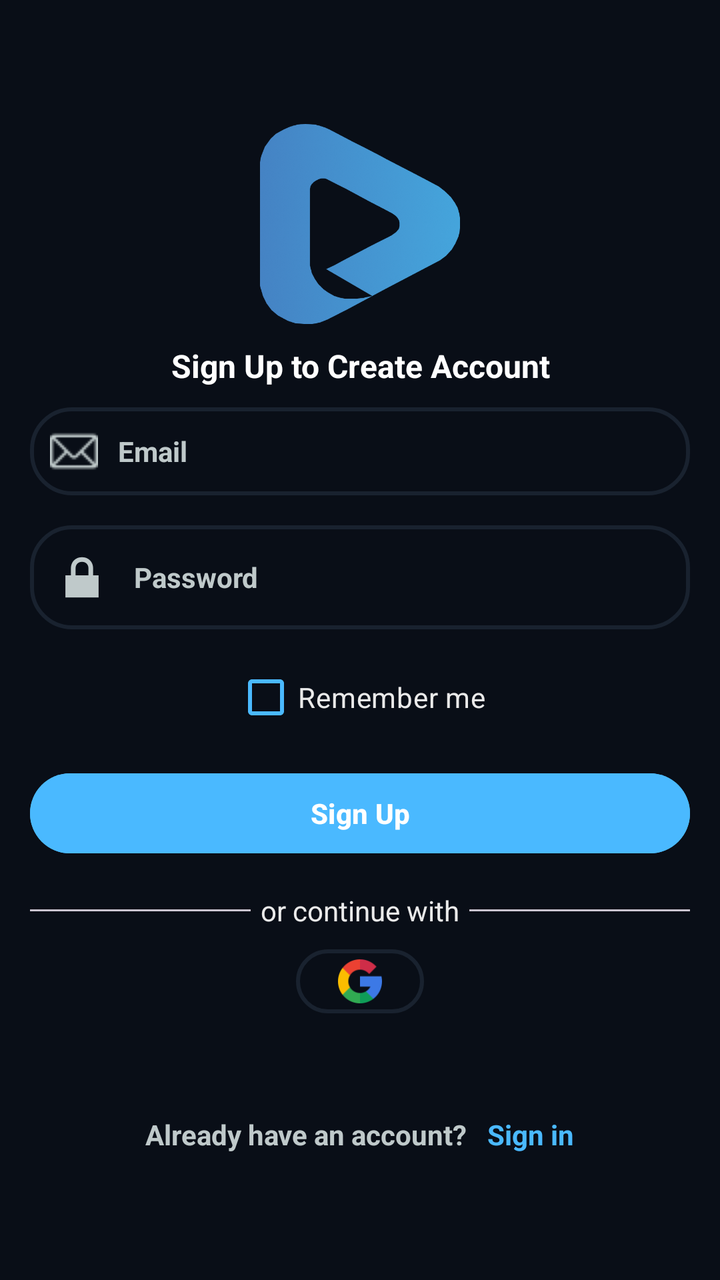
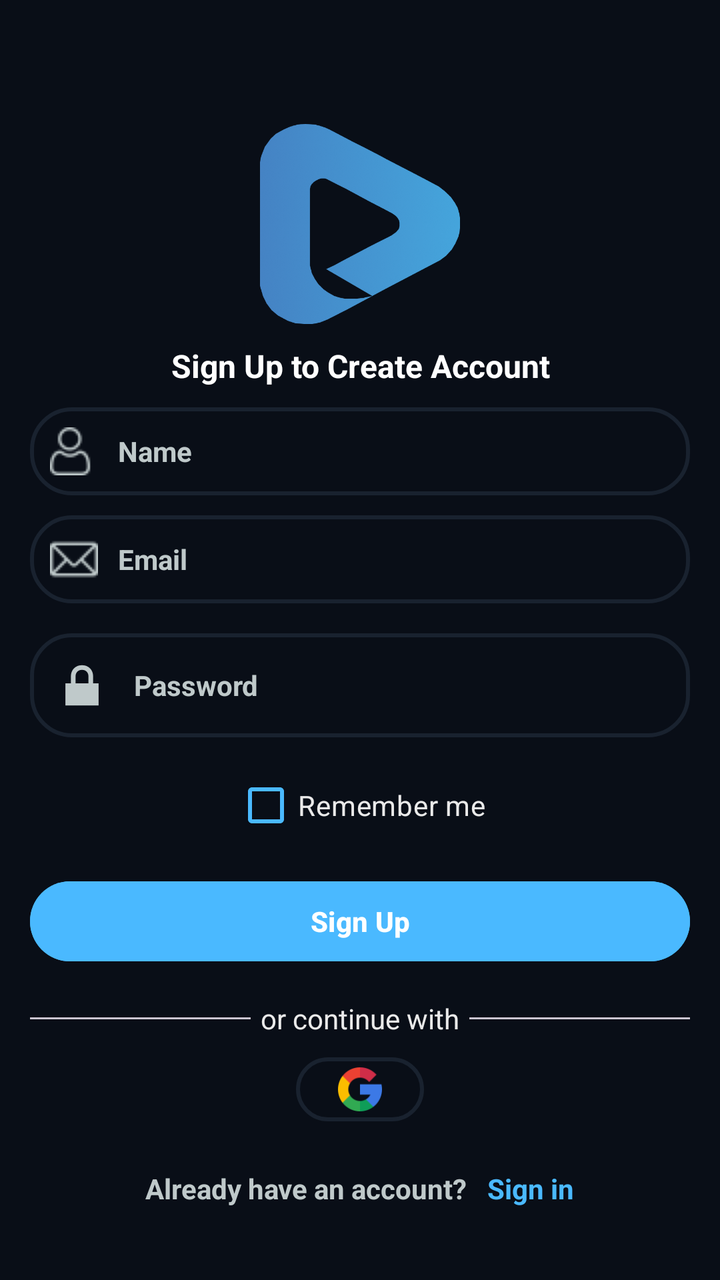

Before-and-after screenshots of an Android layout around one commit, followed by the original layout XML and the change that was made.
<!-- AndroidManifest.xml: application theme Theme.StreamingApp -->
<!-- res/layout/fragment_sign_up.xml -->
<?xml version="1.0" encoding="utf-8"?>
<androidx.constraintlayout.widget.ConstraintLayout xmlns:android="http://schemas.android.com/apk/res/android"
    xmlns:app="http://schemas.android.com/apk/res-auto"
    xmlns:tools="http://schemas.android.com/tools"
    android:id="@+id/main"
    android:layout_width="match_parent"
    android:layout_height="match_parent"
    android:background="@color/blmain"
    tools:context=".presentation.view.SignUpFragment">

    <androidx.constraintlayout.widget.Guideline
        android:id="@+id/mainglTop"
        android:layout_width="wrap_content"
        android:layout_height="wrap_content"
        android:orientation="horizontal"
        app:layout_constraintGuide_percent="0.02" />

    <androidx.constraintlayout.widget.Guideline
        android:id="@+id/mainglBottom"
        android:layout_width="wrap_content"
        android:layout_height="wrap_content"
        android:orientation="horizontal"
        app:layout_constraintGuide_percent="0.98" />

    <androidx.constraintlayout.widget.Guideline
        android:id="@+id/mainglLeft"
        android:layout_width="wrap_content"
        android:layout_height="wrap_content"
        android:orientation="vertical"
        app:layout_constraintGuide_percent="0.02" />

    <androidx.constraintlayout.widget.Guideline
        android:id="@+id/mainglRight"
        android:layout_width="wrap_content"
        android:layout_height="wrap_content"
        android:orientation="vertical"
        app:layout_constraintGuide_percent="0.98" />



    <ImageView
        android:id="@+id/ivLogo"
        android:layout_width="@dimen/dimens_100"
        android:layout_height="@dimen/dimens_100"
        android:layout_margin="10dp"
        android:src="@drawable/tvlogo512px"
        app:layout_constraintVertical_bias="0.1"
        app:layout_constraintTop_toTopOf="parent"
        app:layout_constraintStart_toStartOf="parent"
        app:layout_constraintEnd_toEndOf="parent"
        app:layout_constraintBottom_toBottomOf="parent"
        />

    <TextView
        android:id="@+id/tvTitle"
        android:layout_width="match_parent"
        android:layout_height="wrap_content"
        android:gravity="center"
        android:layout_margin="10dp"
        android:lineSpacingExtra="10dp"
        android:text="Sign Up to Create Account"
        android:textSize="16sp"
        android:textColor="@color/white"
        android:textStyle="bold"
        app:layout_constraintStart_toStartOf="parent"
        app:layout_constraintEnd_toEndOf="parent"
        app:layout_constraintTop_toBottomOf="@+id/ivLogo"
        />





    <EditText
        android:id="@+id/emailEdt"
        android:layout_width="match_parent"
        android:layout_height="wrap_content"
        android:layout_marginTop="10dp"
        android:layout_marginStart="15dp"
        android:layout_marginEnd="15dp"
        android:textStyle="bold"
        android:gravity="start|center"
        android:inputType="textEmailAddress"
        android:textColor="@color/white"
        android:textSize="14sp"
        android:padding="10dp"
        android:hint="Email"
        android:textColorHint="@color/iconColor"
        android:drawableStart="@drawable/email24px"
        android:drawableTint="@color/iconColor"
        android:drawablePadding="10dp"
        android:background="@drawable/lgtransparentlgblackstroke_bg"
        app:layout_constraintStart_toStartOf="parent"
        app:layout_constraintEnd_toEndOf="parent"
        app:layout_constraintTop_toBottomOf="@+id/tvTitle"/>

    <EditText
        android:id="@+id/passwordEdt"
        android:layout_width="match_parent"
        android:layout_height="wrap_content"
        android:layout_marginTop="15dp"
        android:layout_marginStart="15dp"
        android:layout_marginEnd="15dp"
        android:textStyle="bold"
        android:gravity="start|center"
        android:inputType="textPassword"
        android:textColor="@color/white"
        android:textSize="14sp"
        android:padding="10dp"
        android:hint="Password"
        android:textColorHint="@color/iconColor"
        android:drawableStart="@android:drawable/ic_lock_lock"
        android:drawableTint="@color/iconColor"
        android:drawablePadding="10dp"
        android:background="@drawable/lgtransparentlgblackstroke_bg"
        app:layout_constraintStart_toStartOf="parent"
        app:layout_constraintEnd_toEndOf="parent"
        app:layout_constraintTop_toBottomOf="@+id/emailEdt"/>


    <com.google.android.material.checkbox.MaterialCheckBox
        android:id="@+id/btnRemember"
        android:layout_width="wrap_content"
        android:layout_height="wrap_content"
        android:layout_marginTop="10dp"
        android:text="Remember me"
        android:textColor="@color/grey"
        app:buttonTint="@color/bluemain"
        app:layout_constraintStart_toStartOf="parent"
        app:layout_constraintEnd_toEndOf="parent"
        app:layout_constraintTop_toBottomOf="@+id/passwordEdt"/>



    <Button
        android:id="@+id/btnSignUp"
        android:layout_width="match_parent"
        android:layout_height="wrap_content"
        android:layout_marginTop="10dp"
        android:layout_marginStart="15dp"
        android:layout_marginEnd="15dp"
        android:textStyle="bold"
        android:text="Sign Up"
        android:gravity="center"
        android:textColor="@color/white"
        android:textSize="14sp"
        android:padding="10dp"
        android:backgroundTint="@color/bluemain"
        app:layout_constraintStart_toStartOf="parent"
        app:layout_constraintEnd_toEndOf="parent"
        app:layout_constraintTop_toBottomOf="@+id/btnRemember"
        />


    <LinearLayout
        android:id="@+id/llOr"
        android:layout_width="match_parent"
        android:layout_height="wrap_content"
        android:orientation="horizontal"
        android:layout_marginTop="15dp"
        android:layout_marginStart="15dp"
        android:layout_marginEnd="15dp"
        android:gravity="center"
        app:layout_constraintTop_toBottomOf="@+id/btnSignUp"
        >

        <com.google.android.material.divider.MaterialDivider
            android:layout_width="0dp"
            android:layout_height="wrap_content"
            android:layout_weight="1"
            android:background="@color/grey"/>


        <TextView
            android:layout_width="wrap_content"
            android:layout_height="wrap_content"
            android:layout_marginStart="5dp"
            android:layout_marginEnd="5dp"
            android:text="or continue with"
            android:textColor="@color/grey"
            />


        <com.google.android.material.divider.MaterialDivider
            android:layout_width="0dp"
            android:layout_height="wrap_content"
            android:layout_weight="1"
            android:background="@color/grey"/>

    </LinearLayout>




    <ImageView
        android:id="@+id/ivGoogleSigUp"
        android:layout_width="64dp"
        android:layout_height="32dp"
        android:layout_marginTop="10dp"
        android:padding="5dp"
        android:src="@drawable/google64px"
        android:background="@drawable/lgtransparentlgblackstroke_bg"
        app:layout_constraintStart_toStartOf="parent"
        app:layout_constraintEnd_toEndOf="parent"
        app:layout_constraintTop_toBottomOf="@+id/llOr"/>







    <RelativeLayout
        android:layout_width="match_parent"
        android:layout_height="wrap_content"
        android:gravity="center"
        android:layout_margin="30dp"
        app:layout_constraintTop_toBottomOf="@+id/ivGoogleSigUp"
        app:layout_constraintBottom_toTopOf="@+id/mainglBottom"
        app:layout_constraintStart_toStartOf="@+id/mainglLeft"
        app:layout_constraintEnd_toStartOf="@+id/mainglRight">

        <TextView
            android:id="@+id/newUser"
            android:layout_width="wrap_content"
            android:layout_height="wrap_content"
            android:gravity="center"
            android:layout_margin="5dp"
            android:text="Already have an account?"
            android:textSize="14sp"
            android:textColor="@color/iconColor"
            android:textStyle="bold"/>

        <TextView
            android:id="@+id/btnSignIn"
            android:layout_width="wrap_content"
            android:layout_height="wrap_content"
            android:gravity="center"
            android:layout_margin="5dp"
            android:layout_toRightOf="@+id/newUser"
            android:text="Sign in"
            android:textSize="14sp"
            android:textColor="@color/bluemain"
            android:textStyle="bold"/>


    </RelativeLayout>


</androidx.constraintlayout.widget.ConstraintLayout>
<!-- resources referenced by this layout -->
<resources>
  <color name="blmain">#090E17</color>
  <color name="bluemain">#4AB9FF</color>
  <color name="grey">#EAEAEA</color>
  <color name="iconColor">#BFC9CA</color>
  <color name="white">#FFFFFFFF</color>
  <dimen name="dimens_100">100dp</dimen>
  <!-- drawable email24px: png bitmap (drawable, 450 bytes) -->
  <!-- drawable google64px: png bitmap (drawable, 2293 bytes) -->
  <!-- drawable lgtransparentlgblackstroke_bg (drawable) -->
  <?xml version="1.0" encoding="utf-8"?>
  <layer-list xmlns:android="http://schemas.android.com/apk/res/android">
      
      <item>
          <shape android:shape="rectangle">
              <stroke android:width="2dp" android:color="@color/lgblackmain"/>
              <solid android:color="@android:color/transparent" />
              <corners android:radius="20dp" /> 
          </shape>
      </item>
  
  
  </layer-list>
  <!-- drawable tvlogo512px: png bitmap (drawable, 125104 bytes) -->
  <style name="Theme.StreamingApp" parent="Base.Theme.StreamingApp" />
  <color name="lgblackmain">#19222F</color>
  <style name="Base.Theme.StreamingApp" parent="Theme.Material3.DayNight.NoActionBar">
          
          <item name="android:navigationBarColor">@android:color/transparent</item>
  
          
          <item name="android:windowTranslucentStatus">false</item>
          <item name="android:windowTranslucentNavigation">false</item>
          <item name="android:statusBarColor">@color/bluemain</item>
          <item name="android:windowLightStatusBar">true</item>
          <item name="android:windowContentOverlay">@null</item>
  
          <item name="android:windowIsTranslucent">true</item>
  
      </style>
</resources>

<!-- the commit's change to res/layout/fragment_sign_up.xml (unified diff, before → after) -->
@@ -68,7 +68,28 @@
         />
 
 
-
+    <EditText
+        android:id="@+id/nameEdt"
+        android:layout_width="match_parent"
+        android:layout_height="wrap_content"
+        android:layout_marginTop="10dp"
+        android:layout_marginStart="15dp"
+        android:layout_marginEnd="15dp"
+        android:textStyle="bold"
+        android:gravity="start|center"
+        android:inputType="textEmailAddress"
+        android:textColor="@color/white"
+        android:textSize="14sp"
+        android:padding="10dp"
+        android:hint="Name"
+        android:textColorHint="@color/iconColor"
+        android:drawableStart="@drawable/person24px"
+        android:drawableTint="@color/iconColor"
+        android:drawablePadding="10dp"
+        android:background="@drawable/lgtransparentlgblackstroke_bg"
+        app:layout_constraintStart_toStartOf="parent"
+        app:layout_constraintEnd_toEndOf="parent"
+        app:layout_constraintTop_toBottomOf="@+id/tvTitle"/>
 
 
     <EditText
@@ -92,7 +113,7 @@
         android:background="@drawable/lgtransparentlgblackstroke_bg"
         app:layout_constraintStart_toStartOf="parent"
         app:layout_constraintEnd_toEndOf="parent"
-        app:layout_constraintTop_toBottomOf="@+id/tvTitle"/>
+        app:layout_constraintTop_toBottomOf="@+id/nameEdt"/>
 
     <EditText
         android:id="@+id/passwordEdt"
<!-- resource entries referenced after the edit -->
@@ -22,6 +22,7 @@
   
   
   </layer-list>
+  <!-- drawable person24px: png bitmap (drawable, 855 bytes) -->
   <!-- drawable tvlogo512px: png bitmap (drawable, 125104 bytes) -->
   <style name="Theme.StreamingApp" parent="Base.Theme.StreamingApp" />
   <color name="lgblackmain">#19222F</color>
